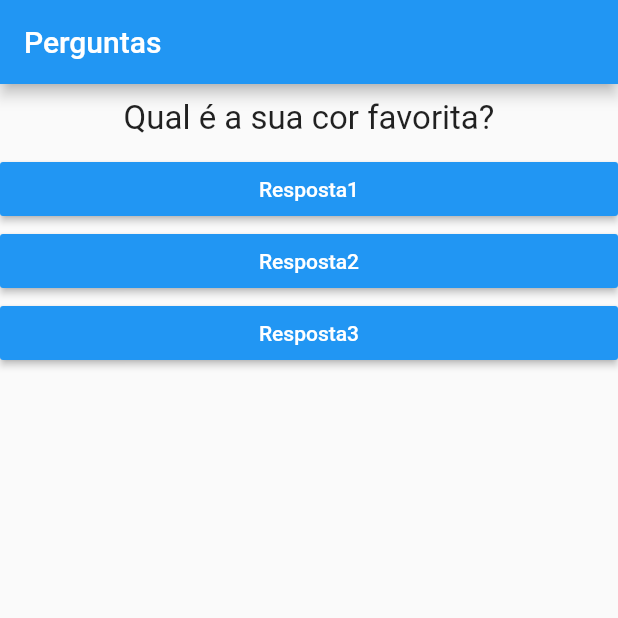
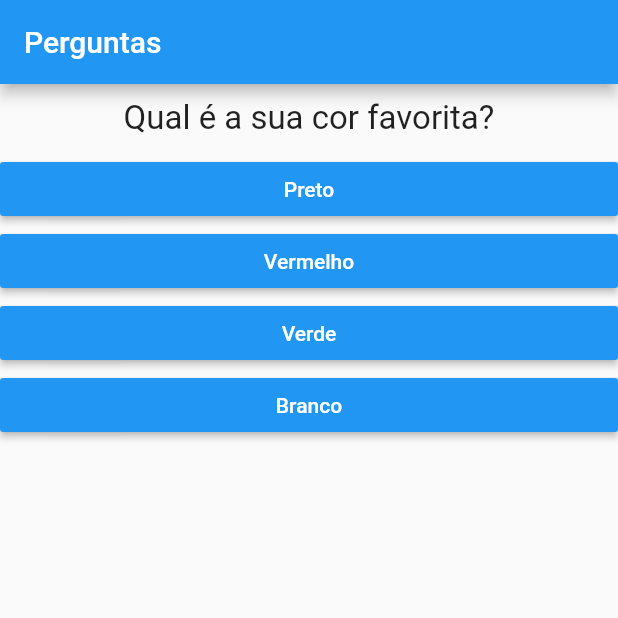
Before and after one commit to alexolirib/quiz_flutter, a Flutter app: the screen it shows after launch, on a phone screen of 412 x 824 dp, the top half of it. Run offline on Flutter 3.47's test engine with Material 2 defaults, Android fonts, the phone set to English and light mode, and no system bars.

Commit message:
Exibindo lista de valores de Perguntas e respostas

```diff
--- a/lib/main.dart
+++ b/lib/main.dart
@@ -8,21 +8,55 @@ main() => runApp(PerguntaApp());
 
 class _PerguntaAppState extends State<PerguntaApp>{
   var _perguntaIndex=0;
+  final _perguntas = const [
+      {
+        'Texto':"Qual é a sua cor favorita?",
+        'Resposta': ['Preto', 'Vermelho', 'Verde', 'Branco']
+      },
+      {
+        'Texto':"Qual é o seu animal favorito?",
+        'Resposta': ['Maria', 'João', 'Elefante', 'Leão']
+      },
+      {
+        'Texto':"Qual é o seu instrutor favorito?",
+        'Resposta': ['Alexandre', 'Leo', 'Jonas', 'Matheus']
+      },
+
+    ];
 
   void _responder(){
-    setState(() {
-      _perguntaIndex++;
-    });
-    print(_perguntaIndex);
+    if (temPerguntaSelecionada){
+      setState(() {
+        _perguntaIndex++;
+      });
+    }
     print('Pergunta respondida');
   }
+
+  //fazer getter
+  bool get temPerguntaSelecionada {
+    return _perguntaIndex < _perguntas.length;
+  }
+
   //preciso implementar um metodo para build
   @override
   Widget build(BuildContext context){
-    final perguntas = [
-      "Qual é a sua cor favorita?",
-      "Qual é o seu animal favorito?",
-    ];
+
+
+    // var listResp = [];
+
+    // for (var resp in perguntas[_perguntaIndex]['Resposta'] ){
+    //   listResp.add(Resposta(resp, _responder));
+    // }
+
+
+    List<String> resp = temPerguntaSelecionada
+      ? _perguntas[_perguntaIndex]['Resposta'] : null;
+    // List<Widget> mapResp = resp
+    //   .map((t)   => Resposta(t, _responder))
+    //   .toList();
+
+
     return MaterialApp(
       // home: Text('Olá meu amor!!'),
       //Scaffold vai dar estrutura da aplicação
@@ -40,21 +74,26 @@ class _PerguntaAppState extends State<PerguntaApp>{
         //     Text('linha3'),
         //   ],
        //com ctrl + "."
-        body: Column(
+        body: temPerguntaSelecionada ? Column(
           children:[
             // Text(perguntas[_perguntaIndex]),
-            Questao(perguntas[_perguntaIndex]),
+            Questao(_perguntas[_perguntaIndex]['Texto']),
             // RaisedButton(
             //   child: Text('Resposta1'),
             //   //aqui ta passando o metodo e não chamando
             //   onPressed: _responder
             // ),
-            Resposta('Resposta1', _responder),
-            Resposta('Resposta2', _responder),
-            Resposta('Resposta3', _responder),
 
+            // primeira forma de mandar varios valores
+            // Resposta('Resposta1', _responder),
+            // Resposta('Resposta2', _responder),
+            // Resposta('Resposta3', _responder),
+            // segunda forma
+            // ...listResp,
+            //terceira forma. Utilizando Map
+            ...resp.map((t)=>Resposta(t, _responder)).toList()
           ],
-        ),
+        ) : null,
 
       ),
     );
--- a/pubspec.yaml
+++ b/pubspec.yaml
@@ -14,7 +14,7 @@ description: A new Flutter project.
 version: 1.0.0+1
 
 environment:
-  sdk: ">=2.1.0 <3.0.0"
+  sdk: ">=2.3.0 <3.0.0"
 
 dependencies:
   flutter:
```
